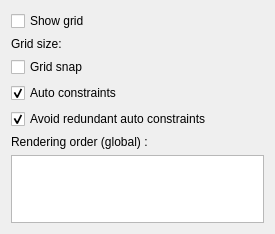
Before: the Qt Designer form src/Mod/Sketcher/Gui/TaskSketcherGeneral.ui in southseact-3d/fcd, drawn with Qt 5.
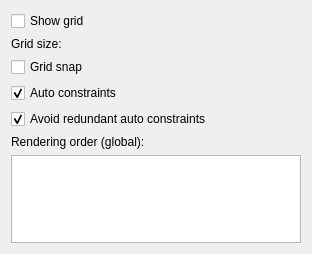
After: the same form once the commit is applied. Custom widgets are drawn as their Qt base class.

Commit message: Sketcher: small changes to two .ui dialogs

```diff
--- a/src/Mod/Sketcher/Gui/TaskSketcherGeneral.ui
+++ b/src/Mod/Sketcher/Gui/TaskSketcherGeneral.ui
@@ -6,8 +6,8 @@
    <rect>
     <x>0</x>
     <y>0</y>
-    <width>275</width>
-    <height>234</height>
+    <width>312</width>
+    <height>254</height>
    </rect>
   </property>
   <property name="windowTitle">
@@ -142,7 +142,7 @@
    <item>
     <widget class="QLabel" name="label_2">
      <property name="text">
-      <string>Rendering order (global) :</string>
+      <string>Rendering order (global):</string>
      </property>
     </widget>
    </item>
@@ -180,16 +180,16 @@
   </layout>
  </widget>
  <customwidgets>
-  <customwidget>
-   <class>Gui::PrefQuantitySpinBox</class>
-   <extends>QWidget</extends>
-   <header>Gui/PrefWidgets.h</header>
-  </customwidget>
   <customwidget>
    <class>Gui::PrefCheckBox</class>
    <extends>QCheckBox</extends>
    <header>Gui/PrefWidgets.h</header>
   </customwidget>
+  <customwidget>
+   <class>Gui::PrefQuantitySpinBox</class>
+   <extends>QWidget</extends>
+   <header>Gui/PrefWidgets.h</header>
+  </customwidget>
  </customwidgets>
  <resources/>
  <connections/>
```
The commit also changes 1 other file.
